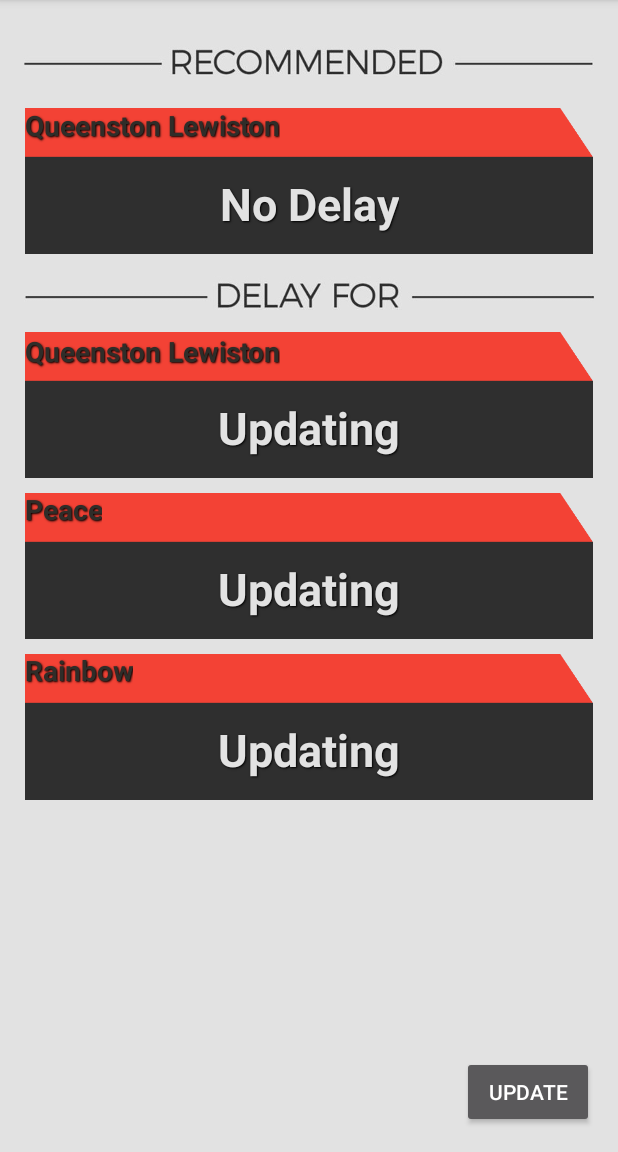
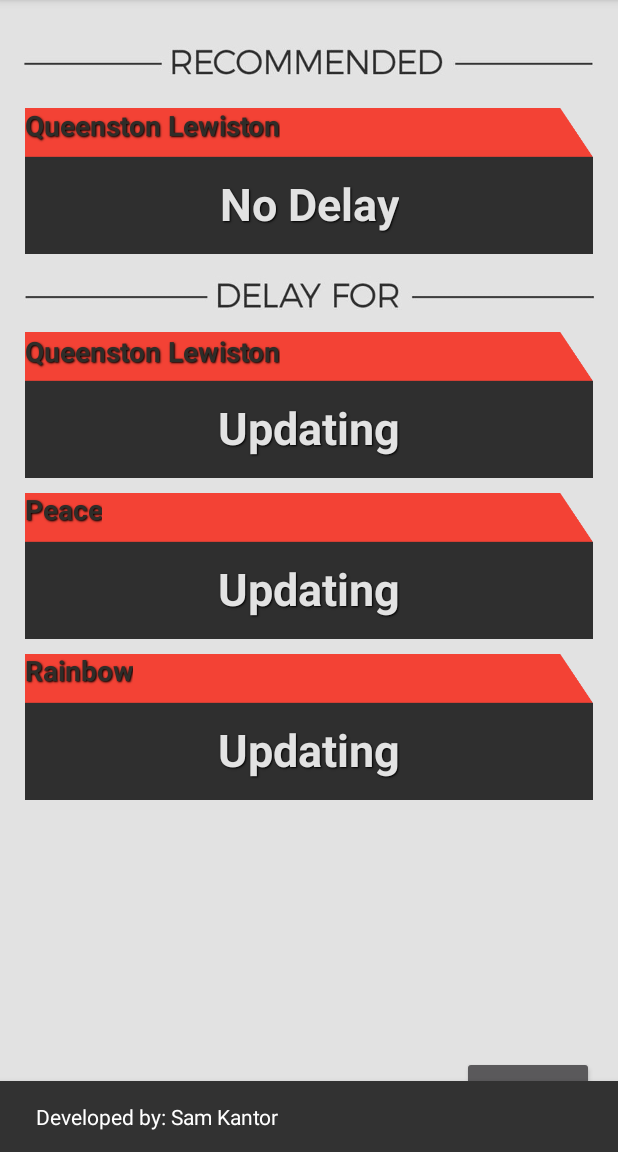
Before and after one commit to S-Kantor/OntarioBorderWaitTimes, an Android app: the screen it shows after launch (MainActivity), in the options menu, after a tap on "About", on a phone screen of 412 x 824 dp, the part 84-1236 px from its top. Run offline under Robolectric (Android 15) with nearby library versions, the phone set to English and light mode, and no system bars; 4 statements that could not run were skipped.

Commit message:
Added links to actionbar

```diff
--- a/BorderWaitTimes/app/src/main/java/com/kantor/sam/borderwaittimes/MainActivity.java
+++ b/BorderWaitTimes/app/src/main/java/com/kantor/sam/borderwaittimes/MainActivity.java
@@ -1,7 +1,9 @@
 package com.kantor.sam.borderwaittimes;
 
 import android.content.Context;
+import android.content.Intent;
 import android.content.SharedPreferences;
+import android.net.Uri;
 import android.os.AsyncTask;
 import android.os.Bundle;
 import android.support.design.widget.FloatingActionButton;
@@ -49,10 +51,18 @@ public class MainActivity extends AppCompatActivity {
 
     @Override
     public boolean onOptionsItemSelected(MenuItem item) {
-        Snackbar snackbar = Snackbar
-                .make(this.findViewById(android.R.id.content),  "You clicked a button", Snackbar.LENGTH_LONG);
 
         switch (item.getItemId()) {
+
+            case R.id.about:
+                Snackbar snackbar = Snackbar
+                        .make(this.findViewById(android.R.id.content),  "Developed by: Sam Kantor", Snackbar.LENGTH_LONG);
+                snackbar.show();
+                return true;
+
+            case R.id.website:
+                Intent browserIntent = new Intent(Intent.ACTION_VIEW, Uri.parse("www.samkantor.me"));
+                startActivity(browserIntent);
 
             default:
                 // If we got here, the user's action was not recognized.
--- a/BorderWaitTimes/app/src/main/res/menu/menu_main.xml
+++ b/BorderWaitTimes/app/src/main/res/menu/menu_main.xml
@@ -3,8 +3,14 @@
     xmlns:tools="http://schemas.android.com/tools"
     tools:context="com.kantor.sam.borderwaittimes.MainActivity">
     <item
-        android:id="@+id/action_settings"
+        android:id="@+id/about"
         android:orderInCategory="100"
         android:title="@string/action_settings"
         app:showAsAction="never" />
+
+    <item
+        android:id="@+id/website"
+        android:orderInCategory="100"
+        android:title="@string/website"
+        app:showAsAction="never" />
 </menu>
```
